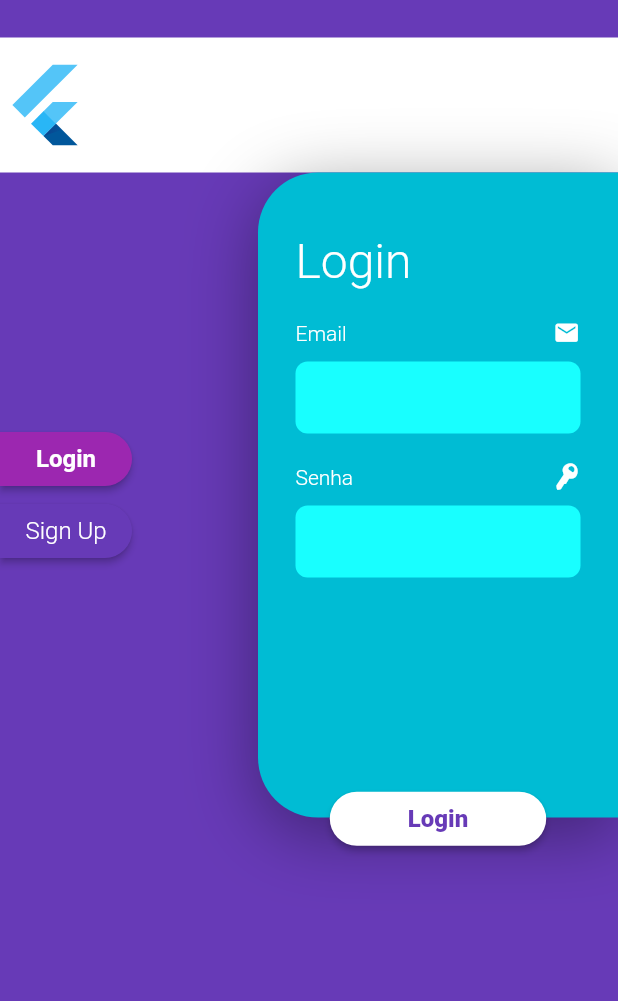
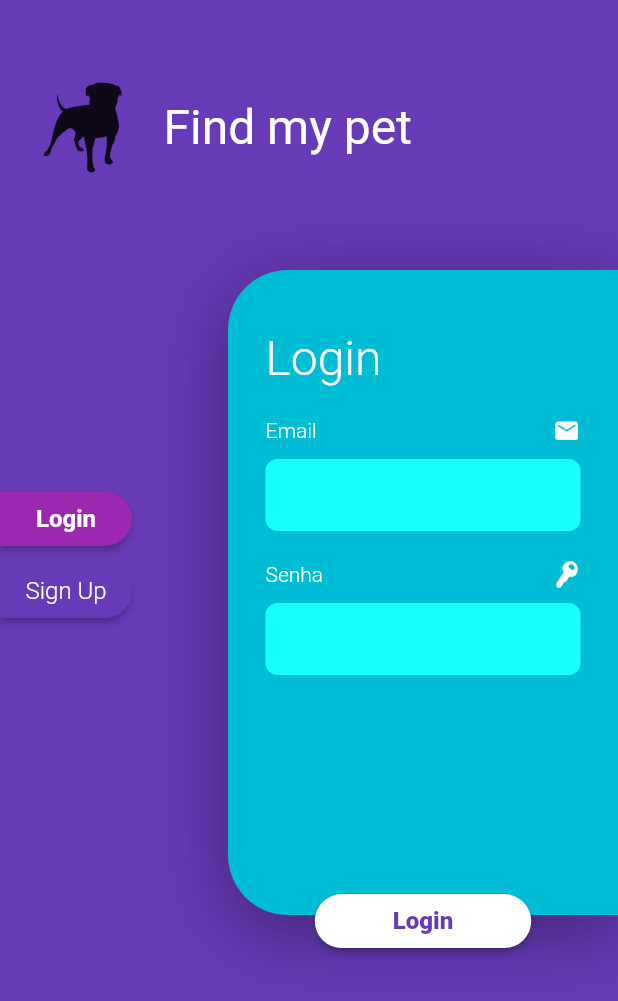
Before and after one commit to GaldinoJr/find_my_dog, a Flutter app: the screen it shows after launch, on a phone screen of 412 x 824 dp. Shown: the top 1001 px of the screen. Run offline on Flutter 3.47's test engine with Material 2 defaults, Android fonts, the phone set to English and light mode, and no system bars.

Commit message:
Layout finalizado para testes

```diff
--- a/lib/icons/custom_icons.dart
+++ b/lib/icons/custom_icons.dart
@@ -31,4 +31,5 @@ class MyCustomIcons {
   static const IconData mail = const IconData(0xe800, fontFamily: _kFontFam);
   static const IconData key = const IconData(0xe801, fontFamily: _kFontFam);
   static const IconData left_dir = const IconData(0xe802, fontFamily: _kFontFam);
+  static const IconData dog = const IconData(0xe803, fontFamily: _kFontFam);
 }
--- a/lib/languages/Strings.dart
+++ b/lib/languages/Strings.dart
@@ -17,7 +17,8 @@ class Strings {
       'email': 'Email',
       'password':'Senha',
       'login':'Login',
-      'signUp':'Sign Up'
+      'signUp':'Sign Up',
+      'appName':'Find my pet'
     }
   };
 
@@ -40,4 +41,8 @@ class Strings {
   String get signUp {
     return _localizedValues[locale.languageCode]['signUp'];
   }
+
+  String get appName {
+    return _localizedValues[locale.languageCode]['appName'];
+  }
 }
--- a/lib/main.dart
+++ b/lib/main.dart
@@ -39,13 +39,29 @@ class _MyHomePageState extends State<MyHomePage> {
                 Container(
                     alignment: Alignment.centerLeft,
                     margin: new EdgeInsets.only(
-                      top: 25.0
+                        top: 40.0,
+                        left: 25
                     ),
                     height: 90,
-                  color: Colors.white,
-                  child: FlutterLogo(
+                    child: Row(
+                      children: <Widget>[
+                        Icon(
+                          MyCustomIcons.dog,
                           size: 60.0,
                         ),
+                        Container(
+                          margin: EdgeInsets.only(left: 24),
+                            child:Text(
+                              Strings.of(context).appName,
+                              style: TextStyle(
+                                  color: Colors.white,
+                                  fontSize: 32
+                              ),
+                            )
+                        ),
+                      ],
+                    )
+
                 ),
                 Row(
                     mainAxisAlignment: MainAxisAlignment.spaceBetween,
@@ -100,9 +116,9 @@ class _MyHomePageState extends State<MyHomePage> {
                                 Stack(
                                     alignment: Alignment(0, 1.13),
                                     children: [
-
                                       Container(
-                                        width: 240,
+                                        margin: EdgeInsets.only(top: 50),
+                                        width: 260,
                                         padding: new EdgeInsets.only(
                                             top: 40,
                                             left: 25,
```
Also changed, not shown: fonts/CustomIcons_v2.ttf. Lines whose indentation alone changed are shown as unchanged.
